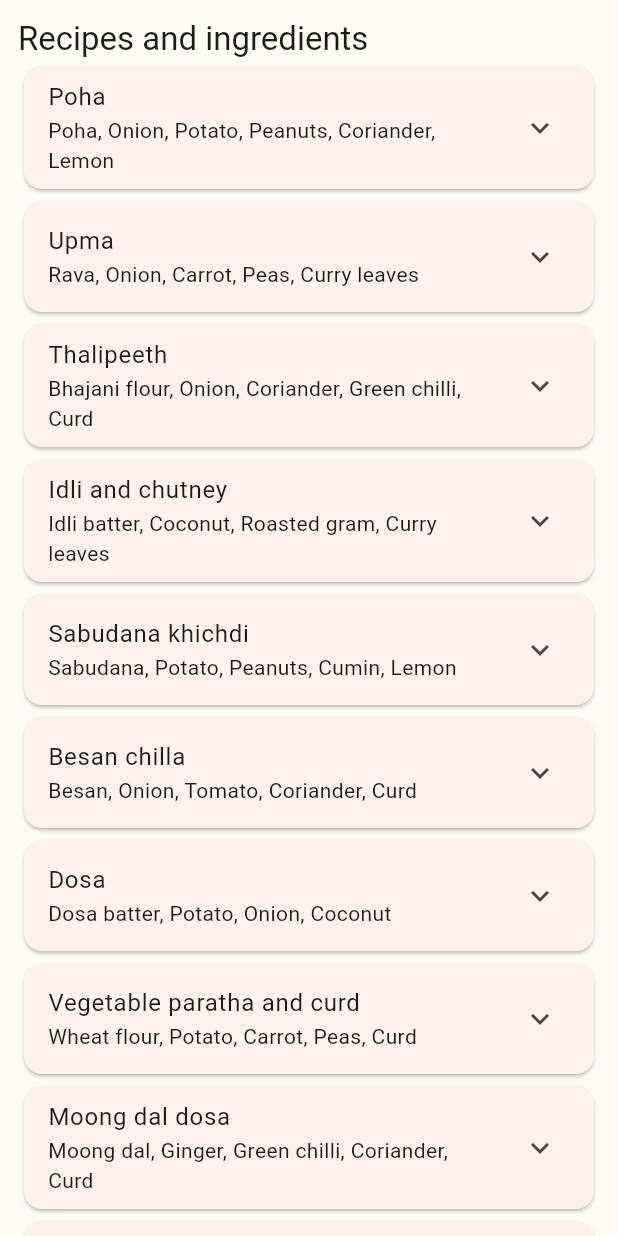
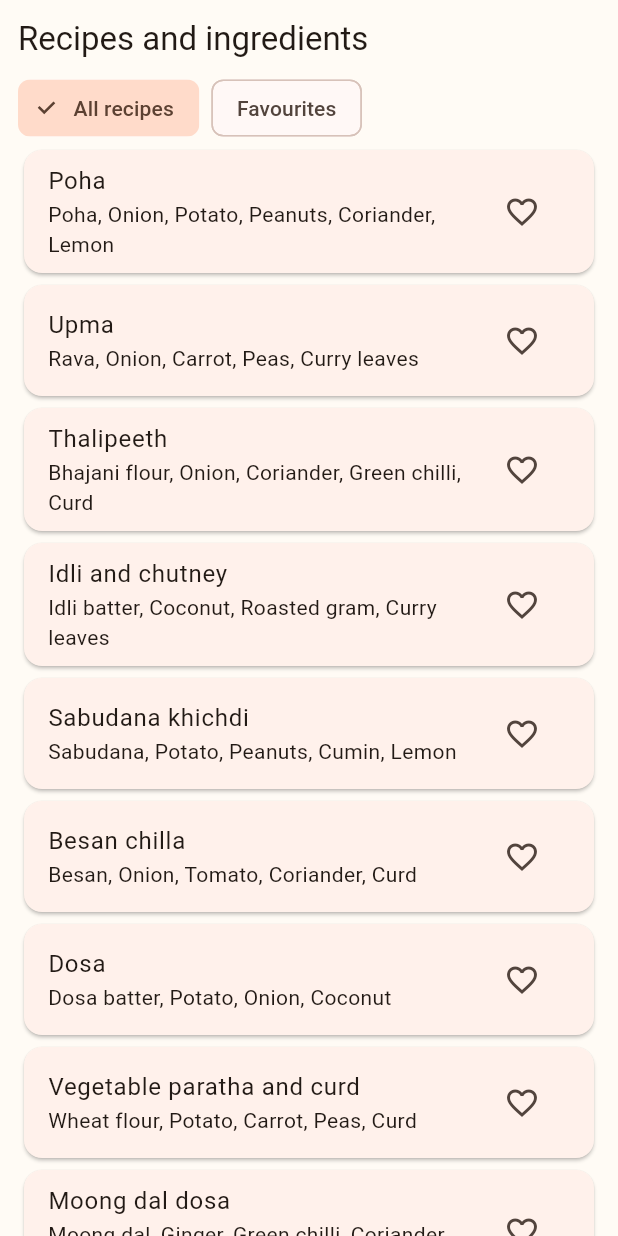
Before and after one commit to rohanrm18/365-days-home-food-menu, a Flutter app: the RecipesPage widget shown alone on an empty page, opened directly, on a phone screen of 412 x 824 dp. Run offline on Flutter 3.47's test engine with Material 3 defaults, Android fonts, the phone set to English and light mode, and no system bars; our stand-ins replace flutter_local_notifications, shared_preferences, timezone; accounts and stored records are empty; network calls fail.

Commit message:
Add favourites filter and recipe bookmarking

```diff
--- a/lib/main.dart
+++ b/lib/main.dart
@@ -465,15 +465,37 @@ class FestivalMenuCard extends StatelessWidget {
   }
 }
 
-class RecipesPage extends StatelessWidget {
+class RecipesPage extends StatefulWidget {
   const RecipesPage({super.key});
+  @override State<RecipesPage> createState() => _RecipesPageState();
+}
+class _RecipesPageState extends State<RecipesPage> {
+  bool favouritesOnly = false;
   @override Widget build(BuildContext context) {
-    final mr=AppStore.marathi; final all=[...breakfasts,...lunches,...dinners].toSet().toList();
-    return ListView(padding:const EdgeInsets.all(12),children:[Text(mr?'पाककृती आणि साहित्य':'Recipes and ingredients',style:Theme.of(context).textTheme.titleLarge),
-      for(final meal in all) Card(child:ExpansionTile(title:Text(meal.name(mr)),subtitle:Text(meal.ingredients.join(', ')),children:[
+    final mr=AppStore.marathi;
+    final all=[...breakfasts,...lunches,...dinners].toSet().toList();
+    final visible=all.where((meal)=>!favouritesOnly||AppStore.favourites.contains(meal.en)).toList();
+    return ListView(padding:const EdgeInsets.all(12),children:[
+      Text(mr?'पाककृती आणि साहित्य':'Recipes and ingredients',style:Theme.of(context).textTheme.titleLarge),
+      const SizedBox(height:8),
+      Wrap(spacing:8,children:[
+        ChoiceChip(label:Text(mr?'सर्व पाककृती':'All recipes'),selected:!favouritesOnly,onSelected:(_)=>setState(()=>favouritesOnly=false)),
+        ChoiceChip(label:Text(mr?'आवडत्या पाककृती':'Favourites'),selected:favouritesOnly,onSelected:(_)=>setState(()=>favouritesOnly=true)),
+      ]),
+      if(visible.isEmpty) Padding(padding:const EdgeInsets.all(24),child:Center(child:Text(mr?'अजून आवडती पाककृती निवडलेली नाही':'No favourite recipes yet. Tap the heart on a meal to save it.'))),
+      for(final meal in visible) Card(child:ExpansionTile(
+        key:ValueKey(meal.en),
+        title:Text(meal.name(mr)),
+        subtitle:Text(meal.ingredients.join(', ')),
+        trailing:IconButton(
+          tooltip:mr?'आवडते बदला':'Toggle favourite',
+          icon:Icon(AppStore.favourites.contains(meal.en)?Icons.favorite:Icons.favorite_border,color:AppStore.favourites.contains(meal.en)?Colors.red:null),
+          onPressed:() async {await AppStore.toggleFavourite(meal.en);setState((){});},
+        ),
+        children:[
           Padding(padding:const EdgeInsets.fromLTRB(12,8,12,4),child:MealPhoto(meal:meal)),
           Padding(padding:const EdgeInsets.symmetric(horizontal:16,vertical:6),child:Text(mr?'वेळ: अंदाजे ३०–४५ मिनिटे • प्रमाण: '+AppStore.householdSize.toString()+' जण':'Cooking time: approx. 30–45 min • Serves: '+AppStore.householdSize.toString(),style:Theme.of(context).textTheme.bodySmall)),
-        ListTile(title:Text(mr?'साहित्याचे अंदाजे प्रमाण':'Estimated ingredient quantities'),subtitle:Text(meal.ingredients.map((item)=>item+' — '+groceryEstimate(item,1,AppStore.householdSize)).join('\n'))),
+          ListTile(title:Text(mr?'साहित्याचे अंदाजे प्रमाण':'Estimated ingredient quantities'),subtitle:Text(meal.ingredients.map((item)=>item+' — '+groceryEstimate(item,1,AppStore.householdSize)).join('\\n'))),
           ListTile(title:Text(mr?'आधीची तयारी':'Preparation'),subtitle:Text(meal.prep)),
           Padding(padding:const EdgeInsets.fromLTRB(16,8,16,4),child:Text(mr?'कृती — क्रमवार':'Step-by-step cooking instructions',style:Theme.of(context).textTheme.titleSmall?.copyWith(fontWeight:FontWeight.bold))),
           for(final entry in recipeSteps(meal,mr).asMap().entries) ListTile(dense:true,leading:CircleAvatar(radius:14,child:Text('${entry.key+1}')),title:Text(entry.value))
```
Lines whose indentation alone changed are shown as unchanged.
